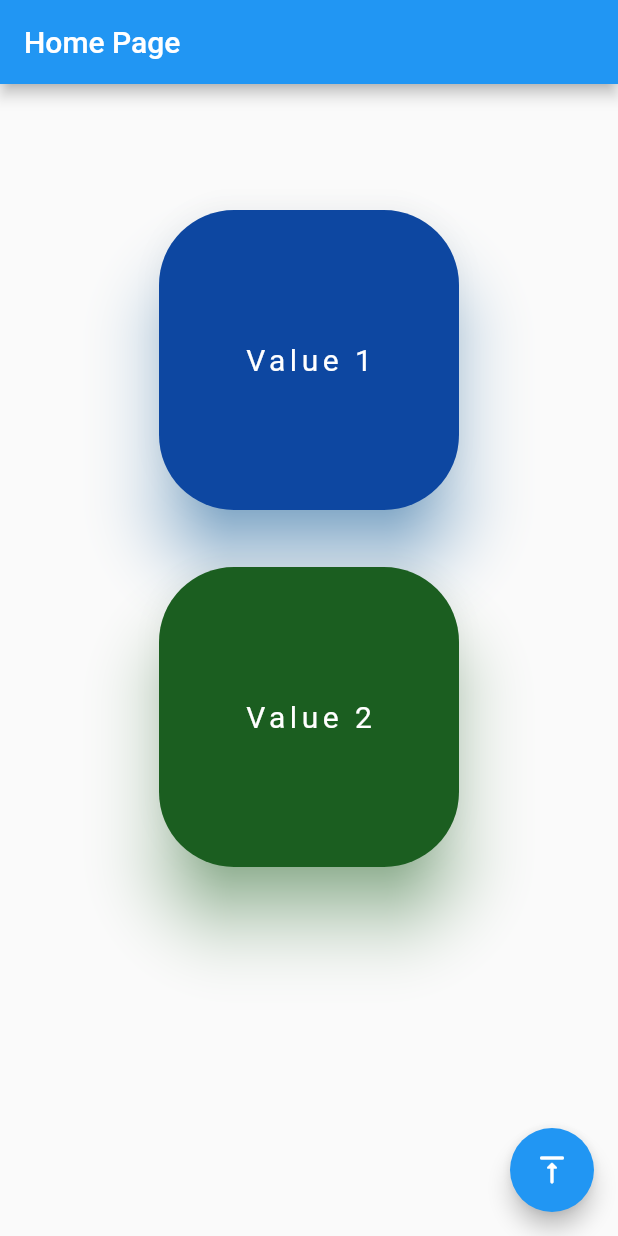
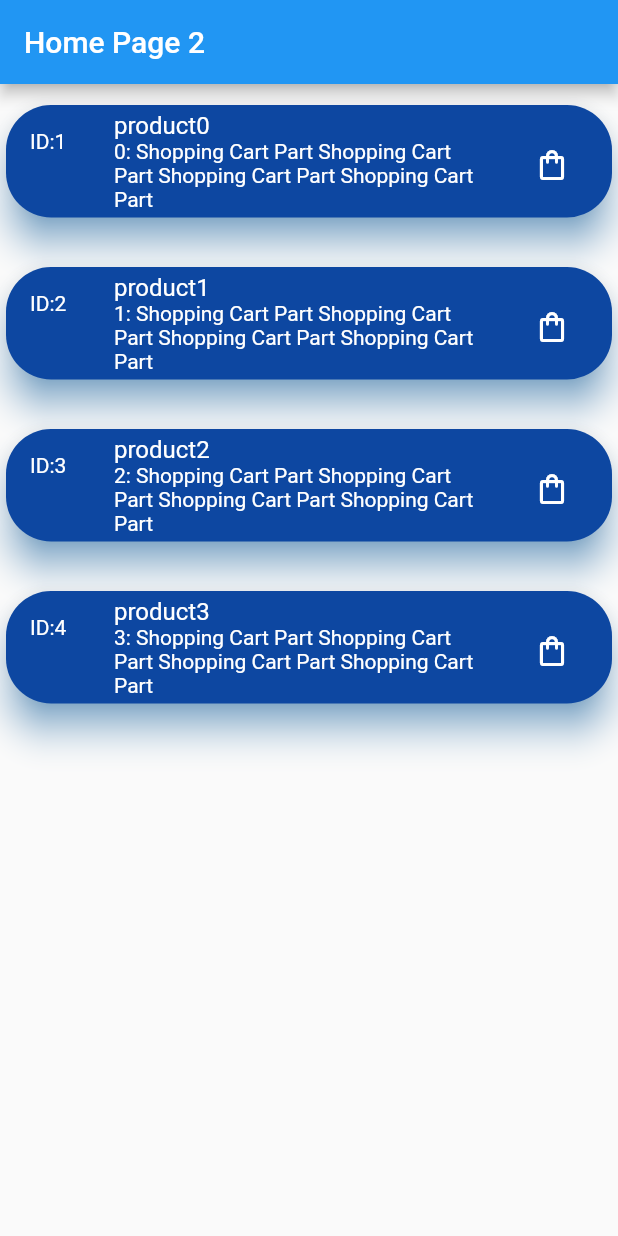
Before and after one commit to RayanIsmael/Provider-test1, a Flutter app: the screen it shows after launch, on a phone screen of 412 x 824 dp. Run offline on Flutter 3.47's test engine with Material 2 defaults, Android fonts, the phone set to English and light mode, and no system bars; our stand-ins replace awesome_dialog.

Commit message:
make home page 2

```diff
--- /dev/null
+++ b/lib/exampl2/home2.dart
@@ -0,0 +1,74 @@
+import 'package:flutter/material.dart';
+
+// ignore: must_be_immutable
+class Home2 extends StatelessWidget {
+  List products = [
+    {
+      "id": 1,
+      "title": "product",
+      "body":
+          " Shopping Cart Part Shopping Cart Part Shopping Cart Part Shopping Cart Part"
+    },
+    {
+      "id": 2,
+      "title": "product",
+      "body":
+          " Shopping Cart Part Shopping Cart Part Shopping Cart Part Shopping Cart Part"
+    },
+    {
+      "id": 3,
+      "title": "product",
+      "body":
+          " Shopping Cart Part Shopping Cart Part Shopping Cart Part Shopping Cart Part"
+    },
+    {
+      "id": 4,
+      "title": "product",
+      "body":
+          " Shopping Cart Part Shopping Cart Part Shopping Cart Part Shopping Cart Part"
+    },
+  ];
+
+  @override
+  Widget build(BuildContext context) {
+    return Scaffold(
+        appBar: AppBar(
+          title: Text('Home Page 2'),
+        ),
+        ///////
+        body: ListView.builder(
+          itemCount: products.length,
+          itemBuilder: (context, index) {
+            return Container(
+              padding: EdgeInsets.only(top: (index == 0) ? 10 : 25),
+              child: Card(
+                shape: RoundedRectangleBorder(
+                    borderRadius: BorderRadius.circular(30)),
+                elevation: 10,
+                shadowColor: Colors.blue,
+                color: Colors.blue[900],
+                child: ListTile(
+                    leading: Text("ID:${products[index]['id']}",
+                        style: TextStyle(color: Colors.white)),
+                    title: Text("${products[index]['title']}$index",
+                        style: TextStyle(color: Colors.white)),
+                    subtitle: Text("$index:${products[index]['body']}",
+                        style: TextStyle(color: Colors.white)),
+
+                    ///
+                    trailing: IconButton(
+                      onPressed: () {},
+                      icon: Icon(Icons.shopping_bag_outlined),
+                      color: Colors.white,
+                    )
+
+                    ///
+                    ),
+              ),
+            );
+          },
+        )
+        //////
+        );
+  }
+}
--- /dev/null
+++ b/lib/exampl2/showproducts.dart
@@ -0,0 +1,14 @@
+import 'package:flutter/material.dart';
+
+// ignore: must_be_immutable
+class Products extends StatelessWidget {
+  @override
+  Widget build(BuildContext context) {
+    return Scaffold(
+        appBar: AppBar(
+          title: Text('Selection Products'),
+        ),
+
+        );
+  }
+}
--- a/lib/main.dart
+++ b/lib/main.dart
@@ -1,5 +1,6 @@
 import 'package:flutter/material.dart';
 import 'package:provider/provider.dart';
+import 'package:provider_test1/exampl2/home2.dart';
 import 'package:provider_test1/home.dart';
 import 'package:provider_test1/myclass/myclass.dart';
 
@@ -19,7 +20,7 @@ class MyApp extends StatelessWidget {
   Widget build(BuildContext context) {
     return MaterialApp(
       debugShowCheckedModeBanner: false,
-      home: Home(),
+      home: Home2(),
     );
   }
 }
```
